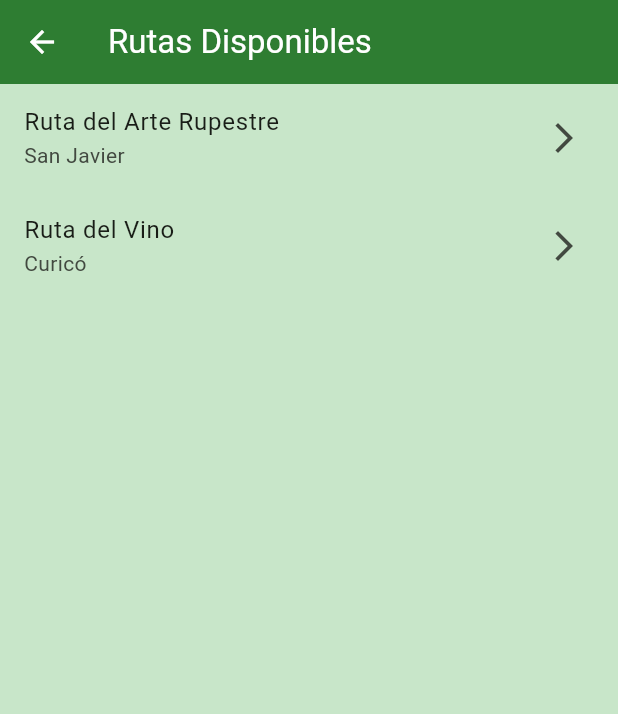
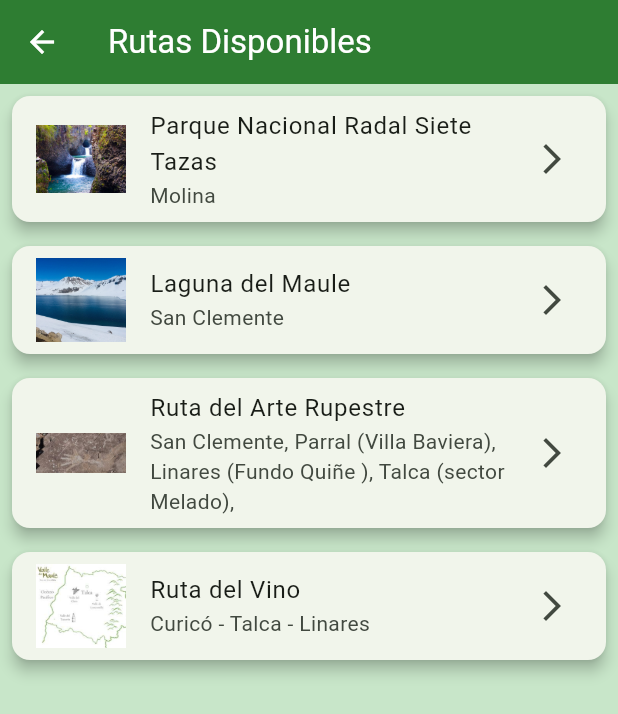
Before and after one commit to Juan-Rabay/RecorriendoMaule, a Flutter app: the RutasListPage screen opened directly, on a phone screen of 412 x 824 dp. Shown: the top 714 px of the screen. Run offline on Flutter 3.47's test engine with Material 3 defaults, Android fonts, the phone set to English and light mode, and no system bars.

```diff
--- a/recorriendo_maule_app/lib/entity/ruta.dart
+++ b/recorriendo_maule_app/lib/entity/ruta.dart
@@ -3,11 +3,13 @@ class Ruta {
   final String comuna;
   final String tipo;
   final String descripcion;
+  final String imagenAsset;
 
   Ruta({
     required this.nombre,
     required this.comuna,
     required this.tipo,
     required this.descripcion,
+    required this.imagenAsset,
   });
 }
--- a/recorriendo_maule_app/lib/pages/profile_page.dart
+++ b/recorriendo_maule_app/lib/pages/profile_page.dart
@@ -15,6 +15,8 @@ class ProfilePage extends StatelessWidget {
             Text("Nombre: Charles du Bronx"),
             Text("Zona: Talca"),
             Text("Intereses: Historia, Naturaleza, Cultura"),
+            Text("nombre Usuario: OIluminado_Charles"),
+            Text("e-mail: charlesdubronx_edoBrasil@hotmail.com"),
           ],
         ),
       ),
--- a/recorriendo_maule_app/lib/pages/rutas_list_page.dart
+++ b/recorriendo_maule_app/lib/pages/rutas_list_page.dart
@@ -8,8 +8,34 @@ class RutasListPage extends StatelessWidget {
   @override
   Widget build(BuildContext context) {
     final List<Ruta> rutas = [
-      Ruta(nombre: "Ruta del Arte Rupestre", comuna: "San Javier", tipo: "Cultural", descripcion: "Ruta de sitios arqueológicos."),
-      Ruta(nombre: "Ruta del Vino", comuna: "Curicó", tipo: "Gastronómica", descripcion: "Recorrido por viñas del Maule."),
+      Ruta(
+        nombre: "Parque Nacional Radal Siete Tazas",
+        comuna: "Molina",
+        tipo: "Natural",
+        descripcion: "Famoso por sus cascadas y formaciones rocosas.",
+        imagenAsset: "assets/images/siete_tazas.jpg",
+      ),
+      Ruta(
+        nombre: "Laguna del Maule",
+        comuna: "San Clemente",
+        tipo: "Natural",
+        descripcion: "Laguna de origen glacial ideal para acampar y trekking.",
+        imagenAsset: "assets/images/laguna_maule.jpg",
+      ),
+      Ruta(
+        nombre: "Ruta del Arte Rupestre",
+        comuna: "San Clemente, Parral (Villa Baviera), Linares (Fundo Quiñe ), Talca (sector Melado), ",
+        tipo: "Cultural",
+        descripcion: "Sitios arqueológicos con petroglifos y pinturas rupestres.",
+        imagenAsset: "assets/images/arte_rupestre.jpg",
+      ),
+      Ruta(
+        nombre: "Ruta del Vino",
+        comuna: "Curicó - Talca - Linares",
+        tipo: "Gastronómica",
+        descripcion: "Recorrido por viñas tradicionales de la región.",
+        imagenAsset: "assets/images/ruta_vino.jpg",
+      ),
     ];
 
     return Scaffold(
@@ -17,18 +43,24 @@ class RutasListPage extends StatelessWidget {
       body: ListView.builder(
         itemCount: rutas.length,
         itemBuilder: (context, index) {
-          return ListTile(
-            title: Text(rutas[index].nombre),
-            subtitle: Text(rutas[index].comuna),
+          final ruta = rutas[index];
+          return Card(
+            margin: const EdgeInsets.all(8.0),
+            elevation: 4,
+            child: ListTile(
+              leading: Image.asset(ruta.imagenAsset, width: 60, fit: BoxFit.cover),
+              title: Text(ruta.nombre),
+              subtitle: Text(ruta.comuna),
               trailing: const Icon(Icons.arrow_forward_ios),
               onTap: () {
                 Navigator.push(
                   context,
                   MaterialPageRoute(
-                  builder: (_) => DetalleRutaPage(ruta: rutas[index]),
+                    builder: (_) => DetalleRutaPage(ruta: ruta),
                   ),
                 );
               },
+            ),
           );
         },
       ),
--- a/recorriendo_maule_app/pubspec.yaml
+++ b/recorriendo_maule_app/pubspec.yaml
@@ -24,3 +24,7 @@ flutter:
 
   assets:
     - assets/images/logo.png
+    - assets/images/siete_tazas.jpg
+    - assets/images/laguna_maule.jpg
+    - assets/images/arte_rupestre.jpg
+    - assets/images/ruta_vino.jpg
```
Also changed, not shown: recorriendo_maule_app/lib/pages/about_page.dart (+54 -0 lines), recorriendo_maule_app/lib/pages/detalle_ruta_page.dart (+8 -1 lines), recorriendo_maule_app/lib/pages/home_page.dart (+19 -3 lines), recorriendo_maule_app/assets/images/arte_rupestre.jpg (added), recorriendo_maule_app/assets/images/laguna_maule.jpg (added), recorriendo_maule_app/assets/images/ruta_vino.jpg (added), recorriendo_maule_app/assets/images/siete_tazas.jpg (added), 1 other file. Lines whose indentation alone changed are shown as unchanged.
